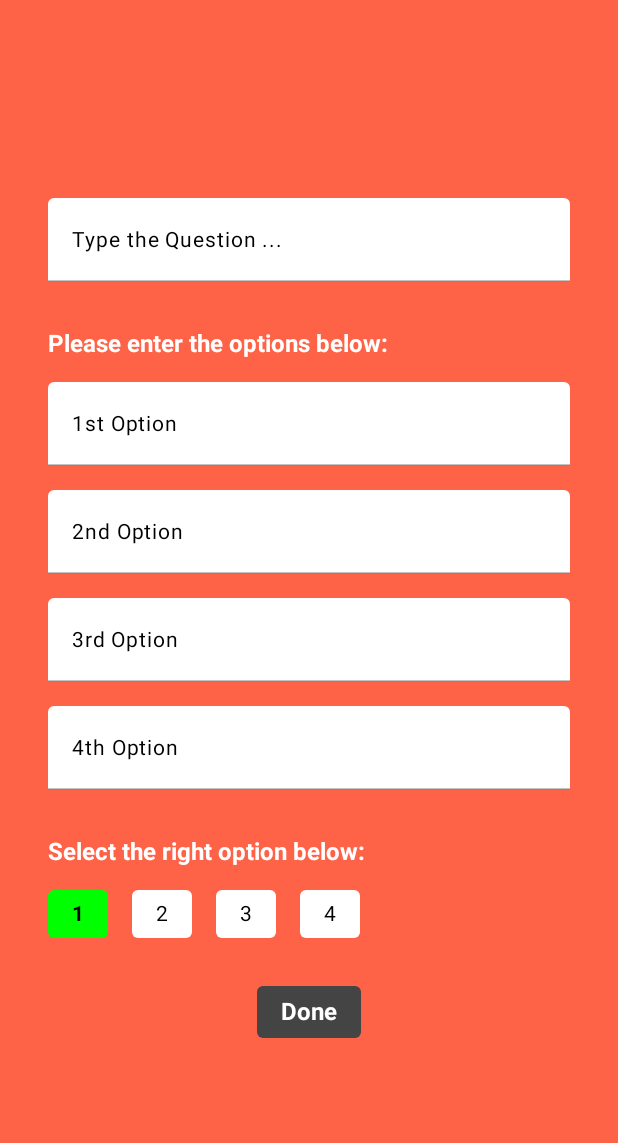
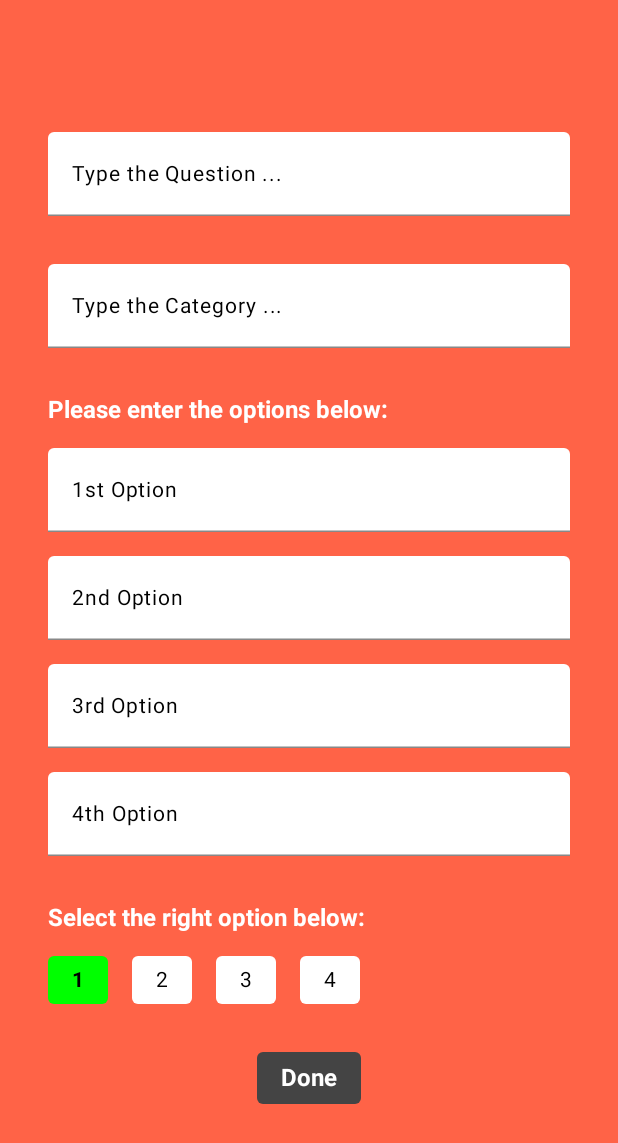
Before and after one commit to NM-2000/quiz-application-android, an Android app built with Jetpack Compose: the AddQuestionScreen screen opened through its navigation route, after a tap on "Done", on a phone screen of 412 x 824 dp. Shown: the top 1143 px of the screen. Run offline under Robolectric (Android 15) with nearby library versions, the phone set to English and light mode, and no system bars; our stand-ins replace Dagger/Hilt's generated code.

```diff
--- a/app/src/main/java/com/example/quizapplication/QuizNavigation.kt
+++ b/app/src/main/java/com/example/quizapplication/QuizNavigation.kt
@@ -33,7 +33,7 @@ import com.example.quizapplication.util.NavigationRoute
             route = NavigationRoute.ADD_QUESTION.route
         ) {
             val viewModel: AddQuestionScreenViewModel = hiltViewModel()
-            AddQuestionScreen(viewModel)
+            AddQuestionScreen(navHostController = navController, viewModel = viewModel)
         }
 
         composable(
--- a/app/src/main/java/com/example/quizapplication/add/question/repository/QuestionApiService.kt
+++ b/app/src/main/java/com/example/quizapplication/add/question/repository/QuestionApiService.kt
@@ -10,12 +10,13 @@ import javax.inject.Inject
 
 class QuestionApiService @Inject constructor() {
 
-    fun addQuestion(questionDto: QuestionDto) {
+    fun addQuestion(questionDto: QuestionDto, onResult: () -> Unit) {
         val retrofit = ServiceBuilder.buildService(QuestionApi::class.java)
         retrofit.addQuestion(questionDto).enqueue(
             object : Callback<Void> {
                 override fun onResponse(call: Call<Void>, response: Response<Void>) {
                     if (response.isSuccessful) {
+                        onResult()
                         Log.e("Quiz_Log", "Question successfully created!")
                     } else {
                         Log.e("Quiz_Log", "Question creation response code: ${response.code()}")
--- a/app/src/main/java/com/example/quizapplication/add/question/ui/AddQuestionScreen.kt
+++ b/app/src/main/java/com/example/quizapplication/add/question/ui/AddQuestionScreen.kt
@@ -16,6 +16,7 @@ import androidx.compose.material3.Text
 import androidx.compose.material3.TextField
 import androidx.compose.material3.TextFieldDefaults
 import androidx.compose.runtime.Composable
+import androidx.compose.runtime.LaunchedEffect
 import androidx.compose.runtime.collectAsState
 import androidx.compose.runtime.getValue
 import androidx.compose.ui.Alignment
@@ -26,18 +27,29 @@ import androidx.compose.ui.text.font.FontWeight
 import androidx.compose.ui.unit.dp
 import androidx.compose.ui.unit.sp
 import androidx.lifecycle.compose.collectAsStateWithLifecycle
+import androidx.navigation.NavHostController
 import com.example.quizapplication.add.question.viewmodel.AddQuestionScreenViewModel
 
 @Composable
 fun AddQuestionScreen(
+    navHostController: NavHostController,
     viewModel: AddQuestionScreenViewModel
 ) {
     val question by viewModel.question.collectAsStateWithLifecycle()
+    val category by viewModel.category.collectAsStateWithLifecycle()
     val option1 by viewModel.option1.collectAsStateWithLifecycle()
     val option2 by viewModel.option2.collectAsStateWithLifecycle()
     val option3 by viewModel.option3.collectAsStateWithLifecycle()
     val option4 by viewModel.option4.collectAsStateWithLifecycle()
     val selectedOption by viewModel.selectedOption.collectAsStateWithLifecycle()
+    val dismiss by viewModel.dismiss.collectAsStateWithLifecycle()
+
+    LaunchedEffect(key1 = dismiss) {
+        if (dismiss) {
+            navHostController.navigateUp()
+        }
+    }
+
     Column(
         modifier = Modifier
             .fillMaxSize()
@@ -57,6 +69,29 @@ fun AddQuestionScreen(
             placeholder = {
                 Text(
                     text = "Type the Question ...",
+                    style = TextStyle.Default.copy(
+                        color = Color.Black,
+                        letterSpacing = 0.6.sp
+                    )
+                )
+            },
+            maxLines = 1,
+            colors = TextFieldDefaults.colors().copy(
+                focusedContainerColor = Color.White,
+                unfocusedContainerColor = Color.White,
+                focusedIndicatorColor = Color.DarkGray,
+                unfocusedIndicatorColor = Color.Gray,
+                cursorColor = Color.DarkGray
+            )
+        )
+        Spacer(modifier = Modifier.size(32.dp))
+        TextField(
+            modifier = Modifier.fillMaxWidth(),
+            value = category,
+            onValueChange = viewModel::onTypingCategory,
+            placeholder = {
+                Text(
+                    text = "Type the Category ...",
                     style = TextStyle.Default.copy(
                         color = Color.Black,
                         letterSpacing = 0.6.sp
--- a/app/src/main/java/com/example/quizapplication/add/question/viewmodel/AddQuestionScreenViewModel.kt
+++ b/app/src/main/java/com/example/quizapplication/add/question/viewmodel/AddQuestionScreenViewModel.kt
@@ -10,7 +10,7 @@ import javax.inject.Inject
 
 @HiltViewModel
 class AddQuestionScreenViewModel @Inject constructor(
-    val questionApiService: QuestionApiService
+    private val questionApiService: QuestionApiService
 ) : ViewModel() {
 
     private val _selectedOption = MutableStateFlow(1)
@@ -18,6 +18,9 @@ class AddQuestionScreenViewModel @Inject constructor(
 
     private val _question = MutableStateFlow("")
     val question: StateFlow<String> = _question
+
+    private val _category = MutableStateFlow("")
+    val category: StateFlow<String> = _category
 
     private val _option1 = MutableStateFlow("")
     val option1: StateFlow<String> = _option1
@@ -31,12 +34,19 @@ class AddQuestionScreenViewModel @Inject constructor(
     private val _option4 = MutableStateFlow("")
     val option4: StateFlow<String> = _option4
 
+    private val _dismiss = MutableStateFlow(false)
+    val dismiss: StateFlow<Boolean> = _dismiss
+
     fun onSelectOption(option: Int) {
         _selectedOption.value = option
     }
 
     fun onTypingQuestion(question: String) {
         _question.value = question
+    }
+
+    fun onTypingCategory(category: String) {
+        _category.value = category
     }
 
     fun onTypingOption(option: String, optionNumber: Int) {
@@ -65,10 +75,12 @@ class AddQuestionScreenViewModel @Inject constructor(
                 option3 = _option3.value,
                 option4 = _option4.value,
                 answer = fetchAnswer(),
-                category = "GK",
+                category = _category.value,
                 difficultyLevel = "Easy"
             )
-        )
+        ) {
+            _dismiss.value = true
+        }
     }
 
     private fun fetchAnswer(): String {
--- a/app/src/main/java/com/example/quizapplication/create/quiz/repository/CreateQuizApiService.kt
+++ b/app/src/main/java/com/example/quizapplication/create/quiz/repository/CreateQuizApiService.kt
@@ -10,7 +10,7 @@ import javax.inject.Inject
 
 class CreateQuizApiService @Inject constructor() {
 
-    fun createQuiz(createQuizDto: CreateQuizDto) {
+    fun createQuiz(createQuizDto: CreateQuizDto, onResult: () -> Unit) {
         val retrofit = ServiceBuilder.buildService(CreateQuizApi::class.java)
         retrofit.createQuiz(
             createQuizDto.category,
@@ -20,6 +20,7 @@ class CreateQuizApiService @Inject constructor() {
             object : Callback<Void> {
                 override fun onResponse(call: Call<Void>, response: Response<Void>) {
                     if (response.isSuccessful) {
+                        onResult()
                         Log.e("Quiz_Log", "Quiz successfully created!")
                     } else {
                         Log.e("Quiz_Log", "Quiz creation response code: ${response.code()}")
--- a/app/src/main/java/com/example/quizapplication/create/quiz/ui/CreateQuizScreen.kt
+++ b/app/src/main/java/com/example/quizapplication/create/quiz/ui/CreateQuizScreen.kt
@@ -15,6 +15,7 @@ import androidx.compose.material3.Text
 import androidx.compose.material3.TextField
 import androidx.compose.material3.TextFieldDefaults
 import androidx.compose.runtime.Composable
+import androidx.compose.runtime.LaunchedEffect
 import androidx.compose.runtime.getValue
 import androidx.compose.ui.Alignment
 import androidx.compose.ui.Modifier
@@ -37,6 +38,13 @@ fun CreateQuizScreen(
     val category by viewModel.category.collectAsStateWithLifecycle()
     val title by viewModel.title.collectAsStateWithLifecycle()
     val numOfQuestions by viewModel.numOfQuestions.collectAsStateWithLifecycle()
+    val dismiss by viewModel.dismiss.collectAsStateWithLifecycle()
+
+    LaunchedEffect(key1 = dismiss) {
+        if (dismiss) {
+            navHostController.navigateUp()
+        }
+    }
     Column(
         modifier = Modifier
             .fillMaxSize()
--- a/app/src/main/java/com/example/quizapplication/create/quiz/viewmodel/CreateQuizViewModel.kt
+++ b/app/src/main/java/com/example/quizapplication/create/quiz/viewmodel/CreateQuizViewModel.kt
@@ -22,6 +22,9 @@ class CreateQuizViewModel @Inject constructor(
     private val _numOfQuestions = MutableStateFlow("")
     val numOfQuestions: StateFlow<String> = _numOfQuestions
 
+    private val _dismiss = MutableStateFlow(false)
+    val dismiss: StateFlow<Boolean> = _dismiss
+
     fun onEditCategory(category: String) {
         _category.value = category
     }
@@ -41,7 +44,9 @@ class CreateQuizViewModel @Inject constructor(
                 _title.value,
                 _numOfQuestions.value.toIntOrNull() ?: 1
             )
-        )
+        ) {
+            _dismiss.value = true
+        }
     }
 
 }
```
